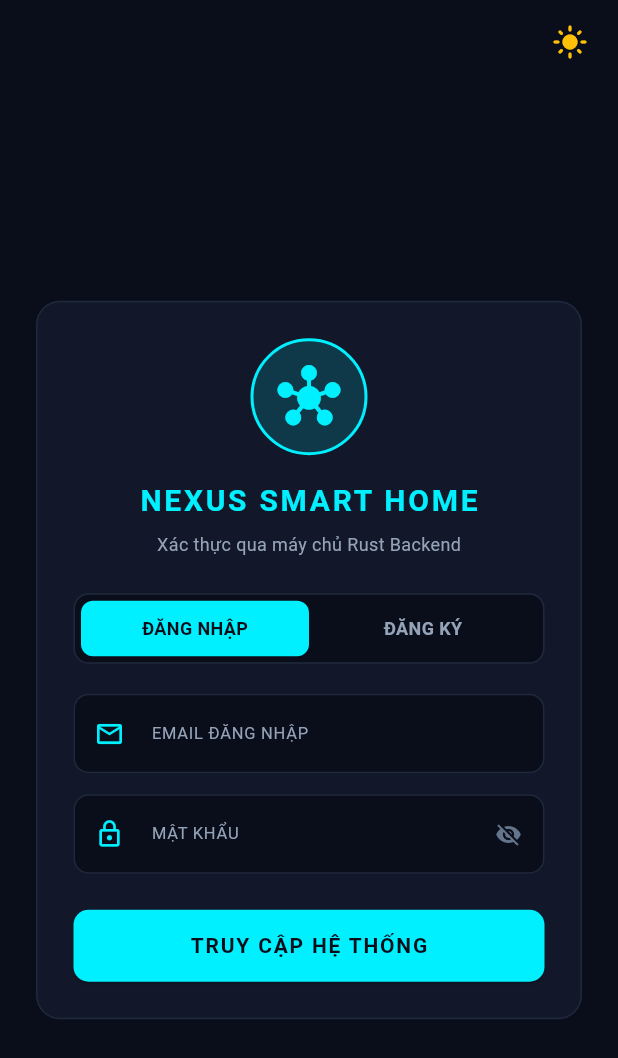
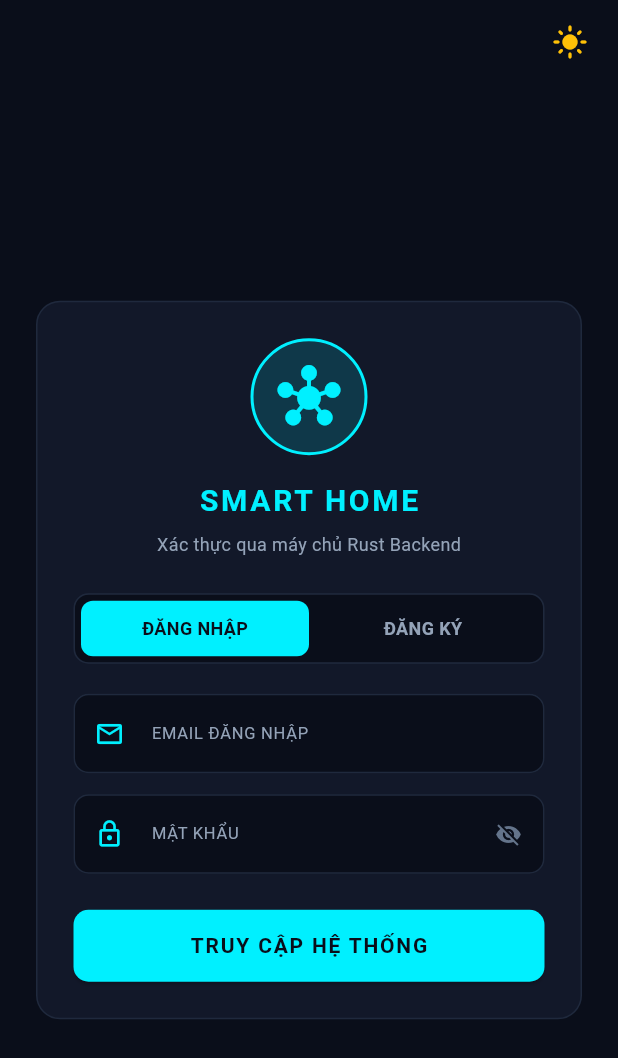
Before and after one commit to Quoctrug1115/Multiuser_Smarthome, a Flutter app: the screen it shows after launch, on a phone screen of 412 x 824 dp. Shown: the top 1058 px of the screen. Run offline on Flutter 3.47's test engine with Material 3 defaults, Android fonts, the phone set to English and light mode, and no system bars; our stand-ins replace file_picker, share_plus; missing offline and left inert: excel.

Commit message:
sua ten app

```diff
--- a/mobile/lib/screens/login_screen.dart
+++ b/mobile/lib/screens/login_screen.dart
@@ -145,7 +145,7 @@ class _LoginScreenState extends State<LoginScreen> {
                   ),
                   const SizedBox(height: 16),
                   Text(
-                    'NEXUS SMART HOME',
+                    'SMART HOME',
                     style: TextStyle(
                       color: isDark
                           ? AppColors.primary
```
